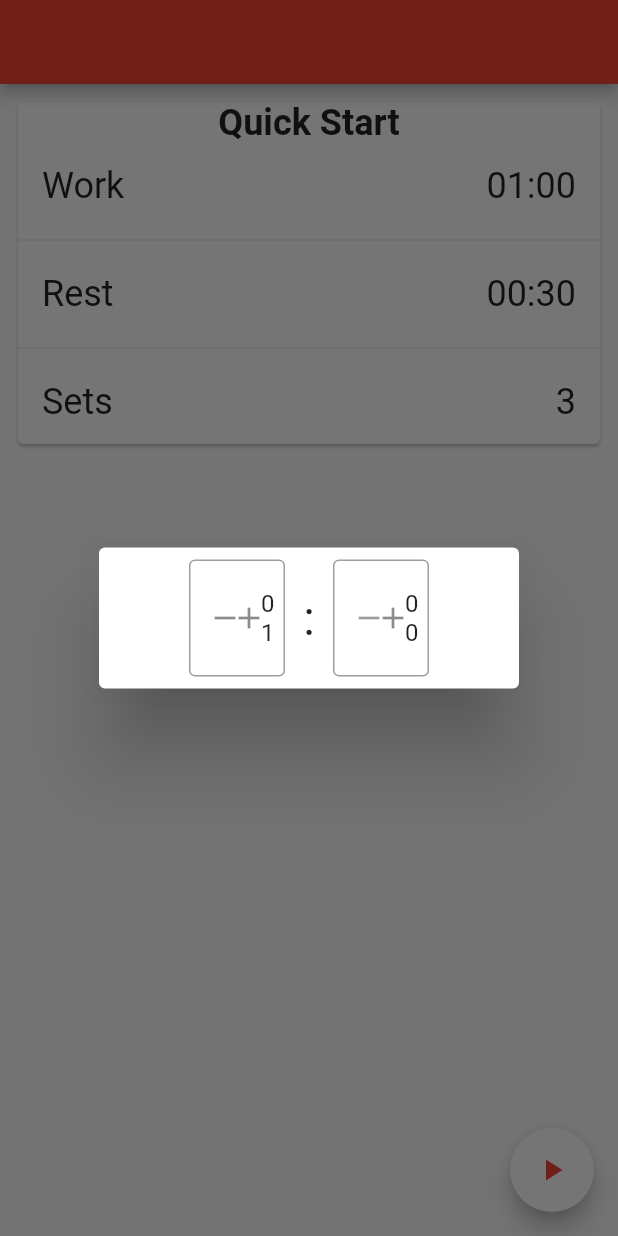
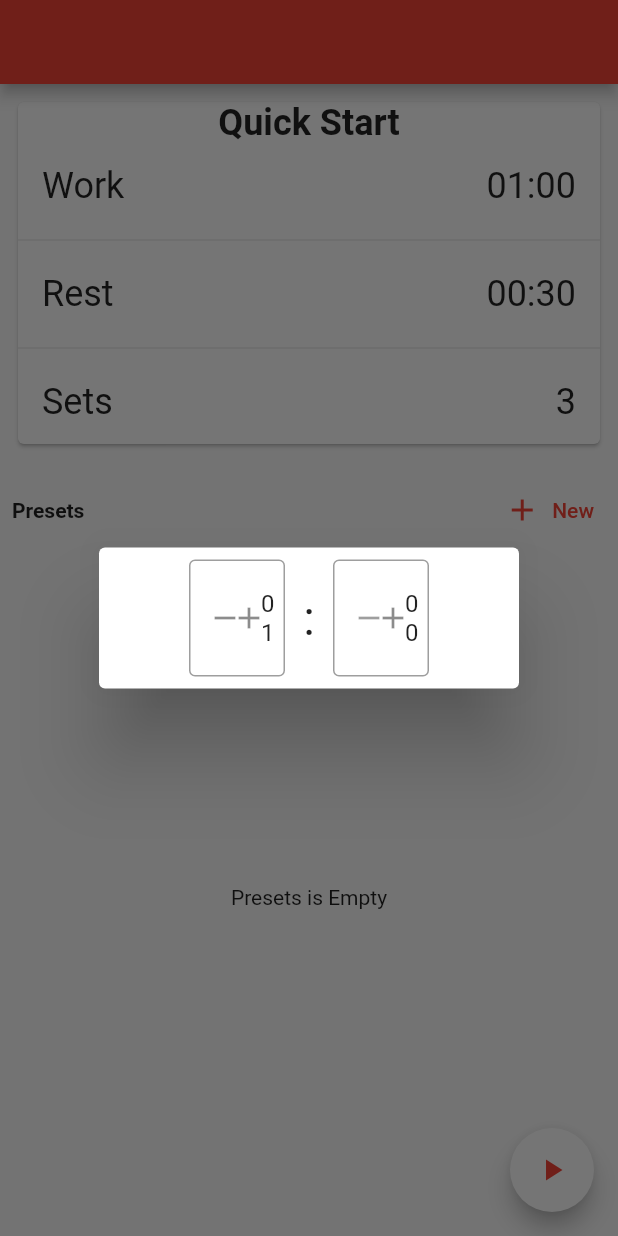
Before and after one commit to qrhfz/interval, a Flutter app: the screen it shows after launch, after a tap on "Work", on a phone screen of 412 x 824 dp. Run offline on Flutter 3.47's test engine with Material 2 defaults, Android fonts, the phone set to English and light mode, and no system bars; drawn by our look-alikes of flutter_spinbox; our stand-ins replace bloc, fast_immutable_collections, flutter_bloc, flutter_local_notifications, freezed_annotation, get_it and 5 more; accounts and stored records are empty.

Commit message:
preset list

```diff
--- a/lib/app/app.dart
+++ b/lib/app/app.dart
@@ -2,12 +2,14 @@ import 'package:flutter/material.dart';
 import 'package:flutter_bloc/flutter_bloc.dart';
 import 'package:flutter_local_notifications/flutter_local_notifications.dart';
 import 'package:go_router/go_router.dart';
+import 'package:interval/app/home/cubit/preset_cubit.dart';
 import 'package:interval/app/interval/cubit/timer_cubit.dart';
 import 'package:interval/app/interval/interval_route.dart';
 
 import 'home/home_route.dart';
 import 'home/cubit/quick_start_cubit.dart';
 import 'interval/cubit/interval_cubit.dart';
+import 'preset_editor/preset_editor.dart';
 
 final routeObserver = RouteObserver<ModalRoute<void>>();
 final flutterLocalNotificationsPlugin = FlutterLocalNotificationsPlugin();
@@ -26,6 +28,11 @@ class MyApp extends StatelessWidget {
             path: 'interval',
             builder: (context, state) => const IntervalRoute(),
           ),
+          GoRoute(
+            name: PresetEditor.routeName,
+            path: 'editor',
+            builder: (context, state) => const PresetEditor(),
+          ),
         ],
       ),
     ],
@@ -39,6 +46,7 @@ class MyApp extends StatelessWidget {
         BlocProvider(create: (context) => QuickStartCubit()),
         BlocProvider(create: (context) => IntervalCubit()),
         BlocProvider(create: (context) => TimerCubit()),
+        BlocProvider(create: (context) => PresetCubit()),
       ],
       child: MaterialApp.router(
         routerDelegate: _router.routerDelegate,
--- /dev/null
+++ b/lib/app/home/cubit/preset_cubit.dart
@@ -0,0 +1,22 @@
+import 'package:bloc/bloc.dart';
+import 'package:fast_immutable_collections/fast_immutable_collections.dart';
+import 'package:freezed_annotation/freezed_annotation.dart';
+import 'package:interval/data/preset_repo.dart';
+import 'package:interval/di.dart';
+
+import '../../../domain/entitites/preset.dart';
+
+part 'preset_state.dart';
+part 'preset_cubit.freezed.dart';
+
+class PresetCubit extends Cubit<PresetState> {
+  PresetCubit() : super(const PresetState.initial());
+
+  final PresetRepo repo = getIt.get();
+
+  void fetchData() {
+    final list = repo.getAllPreset();
+
+    emit(PresetState.data(list));
+  }
+}
--- /dev/null
+++ b/lib/app/home/cubit/preset_state.dart
@@ -0,0 +1,7 @@
+part of 'preset_cubit.dart';
+
+@freezed
+class PresetState with _$PresetState {
+  const factory PresetState.initial() = _Initial;
+  const factory PresetState.data(IList<Preset> presets) = _Data;
+}
--- a/lib/app/home/home_route.dart
+++ b/lib/app/home/home_route.dart
@@ -3,10 +3,12 @@ import 'package:flutter_bloc/flutter_bloc.dart';
 import 'package:flutter_local_notifications/flutter_local_notifications.dart';
 import 'package:flutter_spinbox/flutter_spinbox.dart';
 import 'package:go_router/go_router.dart';
+import 'package:interval/app/home/cubit/preset_cubit.dart';
 import 'package:interval/app/home/cubit/quick_start_state.dart';
 import 'package:interval/app/interval/interval_route.dart';
 import 'package:interval/utils/duration_extension.dart';
 import '../app.dart';
+import '../preset_editor/preset_editor.dart';
 import 'cubit/quick_start_cubit.dart';
 
 class HomeRoute extends StatefulWidget {
@@ -40,11 +42,101 @@ class _HomeRouteState extends State<HomeRoute> {
 
   @override
   Widget build(BuildContext context) {
+    return Scaffold(
+      appBar: AppBar(),
+      body: const CustomScrollView(
+        slivers: [
+          SliverToBoxAdapter(
+            child: QuickStartWidget(),
+          ),
+          PresetListHeader(),
+          PresetList()
+        ],
+      ),
+      floatingActionButton: FloatingActionButton(
+        onPressed: () {
+          GoRouter.of(context).goNamed(IntervalRoute.routeName);
+        },
+        child: const Icon(Icons.play_arrow),
+      ),
+    );
+  }
+}
+
+class PresetListHeader extends StatelessWidget {
+  const PresetListHeader({
+    Key? key,
+  }) : super(key: key);
+
+  @override
+  Widget build(BuildContext context) {
+    return SliverToBoxAdapter(
+      child: Padding(
+        padding: const EdgeInsets.all(8.0),
+        child: Row(
+          mainAxisAlignment: MainAxisAlignment.spaceBetween,
+          children: [
+            const Text(
+              "Presets",
+              style: TextStyle(fontWeight: FontWeight.bold),
+            ),
+            TextButton.icon(
+              onPressed: () {
+                GoRouter.of(context).goNamed(PresetEditor.routeName);
+              },
+              icon: const Icon(Icons.add),
+              label: const Text("New"),
+            ),
+          ],
+        ),
+      ),
+    );
+  }
+}
+
+class PresetList extends StatelessWidget {
+  const PresetList({
+    Key? key,
+  }) : super(key: key);
+
+  @override
+  Widget build(BuildContext context) {
+    return BlocBuilder<PresetCubit, PresetState>(
+      builder: (context, state) {
+        return state.when(
+          initial: () => const SliverFillRemaining(
+            hasScrollBody: false,
+            child: Center(child: Text('Presets is Empty')),
+          ),
+          data: (data) => SliverList(
+            delegate: SliverChildBuilderDelegate(
+              (context, index) {
+                return const Card(
+                  child: ListTile(
+                    title: Text("Preset Name"),
+                    trailing: Icon(Icons.play_arrow),
+                  ),
+                );
+              },
+              childCount: data.length,
+            ),
+          ),
+        );
+      },
+    );
+  }
+}
+
+class QuickStartWidget extends StatelessWidget {
+  const QuickStartWidget({
+    Key? key,
+  }) : super(key: key);
+
+  @override
+  Widget build(BuildContext context) {
     return BlocBuilder<QuickStartCubit, QuickStartState>(
       builder: (context, state) {
-        return Scaffold(
-          appBar: AppBar(),
-          body: Padding(
+        return Padding(
           padding: const EdgeInsets.all(8.0),
           child: Card(
             child: Column(
@@ -63,14 +155,10 @@ class _HomeRouteState extends State<HomeRoute> {
                   minutes: state.workMins,
                   seconds: state.workSecs,
                   setMinutes: (val) {
-                      context
-                          .read<QuickStartCubit>()
-                          .setWorkMinutes(val.toInt());
+                    context.read<QuickStartCubit>().setWorkMinutes(val.toInt());
                   },
                   setSeconds: (val) {
-                      context
-                          .read<QuickStartCubit>()
-                          .setWorkSeconds(val.toInt());
+                    context.read<QuickStartCubit>().setWorkSeconds(val.toInt());
                   },
                 ),
                 const Divider(),
@@ -79,14 +167,10 @@ class _HomeRouteState extends State<HomeRoute> {
                   minutes: state.restMins,
                   seconds: state.restSecs,
                   setMinutes: (val) {
-                      context
-                          .read<QuickStartCubit>()
-                          .setRestMinutes(val.toInt());
+                    context.read<QuickStartCubit>().setRestMinutes(val.toInt());
                   },
                   setSeconds: (val) {
-                      context
-                          .read<QuickStartCubit>()
-                          .setRestSeconds(val.toInt());
+                    context.read<QuickStartCubit>().setRestSeconds(val.toInt());
                   },
                 ),
                 const Divider(),
@@ -95,13 +179,6 @@ class _HomeRouteState extends State<HomeRoute> {
                 }),
               ],
             ),
-            ),
-          ),
-          floatingActionButton: FloatingActionButton(
-            onPressed: () {
-              GoRouter.of(context).goNamed(IntervalRoute.routeName);
-            },
-            child: const Icon(Icons.play_arrow),
           ),
         );
       },
--- /dev/null
+++ b/lib/data/preset_repo.dart
@@ -0,0 +1,25 @@
+import 'package:fast_immutable_collections/fast_immutable_collections.dart';
+import 'package:interval/data/models/preset_record.dart';
+import 'package:interval/data/preset_db.dart';
+import 'package:interval/domain/entitites/preset.dart';
+
+class PresetRepo {
+  final PresetDB db;
+
+  PresetRepo(this.db);
+  IList<Preset> getAllPreset() {
+    return db.getAllPreset().map((e) => e.toEntity()).toIList();
+  }
+
+  Preset? getPreset(int key) {
+    return db.getPreset(key)?.toEntity();
+  }
+
+  Future<void> putPreset(int key, Preset value) {
+    return db.putPreset(key, PresetRecord.fromEntity(value));
+  }
+
+  Future<void> deletePreset(int key) {
+    return db.deletePreset(key);
+  }
+}
--- /dev/null
+++ b/lib/di.dart
@@ -0,0 +1,10 @@
+import 'package:get_it/get_it.dart';
+import 'package:interval/data/preset_db.dart';
+import 'package:interval/data/preset_repo.dart';
+
+final getIt = GetIt.instance;
+
+void setup() {
+  getIt.registerSingleton<PresetDB>(PresetDB());
+  getIt.registerSingleton(PresetRepo(getIt.get<PresetDB>()));
+}
--- a/lib/main.dart
+++ b/lib/main.dart
@@ -1,7 +1,13 @@
 import 'package:flutter/material.dart';
+import 'package:hive_flutter/hive_flutter.dart';
+import 'package:interval/di.dart';
 
 import 'app/app.dart';
+import 'data/models/preset_record.dart';
 
 void main() async {
+  await Hive.initFlutter();
+  await Hive.openBox<PresetRecord>('presets');
+  setup();
   runApp(MyApp());
 }
--- a/pubspec.yaml
+++ b/pubspec.yaml
@@ -37,7 +37,10 @@ dependencies:
   flutter_local_notifications: ^9.7.0
   flutter_spinbox: ^0.9.0
   freezed_annotation: ^2.1.0
+  get_it: ^7.2.0
   go_router: ^4.2.2
+  hive: ^2.2.3
+  hive_flutter: ^1.1.0
   just_audio: ^0.9.28
   percent_indicator: ^4.2.2
 
@@ -47,6 +50,7 @@ dev_dependencies:
   flutter_test:
     sdk: flutter
   freezed: ^2.1.0+1
+  hive_generator: ^1.1.3
 
 # For information on the generic Dart part of this file, see the
 # following page: https://dart.dev/tools/pub/pubspec
```
Also changed, not shown: lib/app/preset_editor/cubit/editor_cubit.dart (added, +10 -0 lines), lib/app/preset_editor/cubit/editor_state.dart (added, +7 -0 lines), lib/app/preset_editor/preset_editor.dart (added, +11 -0 lines), lib/data/models/preset_record.dart (added, +31 -0 lines), lib/data/preset_db.dart (added, +22 -0 lines), lib/domain/entitites/preset.dart (added, +14 -0 lines), lib/app/home/cubit/preset_cubit.freezed.dart (added), lib/app/preset_editor/cubit/editor_cubit.freezed.dart (added), lib/data/models/preset_record.g.dart (added), lib/domain/entitites/preset.freezed.dart (added), lib/domain/entitites/task.freezed.dart, pubspec.lock. Lines whose indentation alone changed are shown as unchanged.
